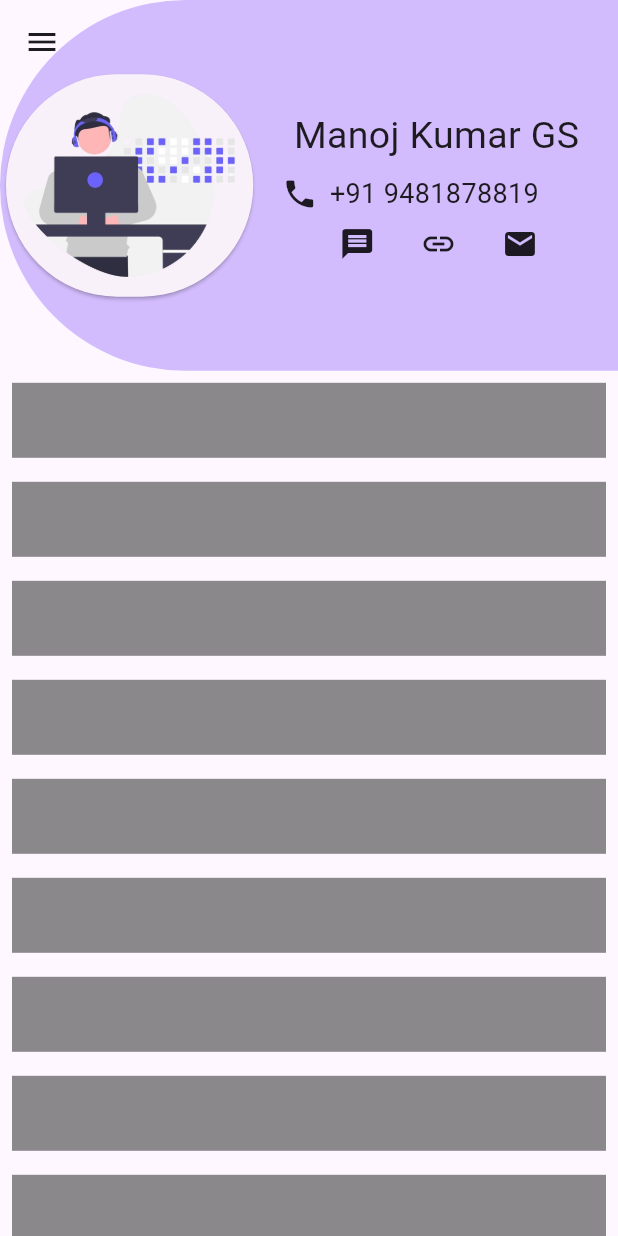
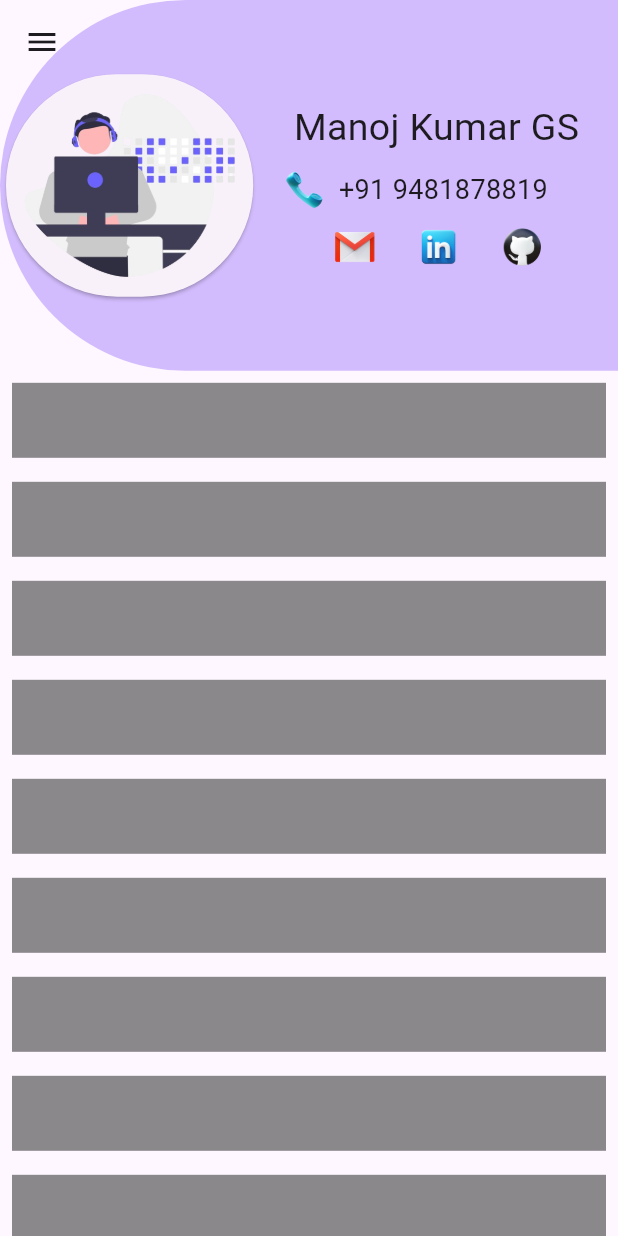
Before and after one commit to ManojKumar-GS/Portfolio, a Flutter app: the screen it shows after launch, on a phone screen of 412 x 824 dp. Run offline on Flutter 3.47's test engine with Material 3 defaults, Android fonts, the phone set to English and light mode, and no system bars.

Commit message:
icons impl

```diff
--- a/lib/screens/home_screen.dart
+++ b/lib/screens/home_screen.dart
@@ -1,4 +1,7 @@
+import 'dart:ui';
+
 import 'package:flutter/material.dart';
+import 'package:portfolio/screens/more_info.dart';
 
 class HomeScreen extends StatefulWidget {
   const HomeScreen({super.key});
@@ -20,42 +23,81 @@ class _MyHomePageState extends State<HomeScreen> {
   Widget build(BuildContext context) {
     return SafeArea(
       child: Scaffold(
-          drawer: Drawer(
+          drawer: BackdropFilter(
+            filter: ImageFilter.blur(sigmaY: 5, sigmaX: 5),
+            child: Drawer(
+              elevation: 0,
               backgroundColor: Colors.transparent,
               width: 200,
+              child: SizedBox(
+                height: MediaQuery.sizeOf(context).height * 0.2,
                 child: ListView(
+                  shrinkWrap: true,
                   padding: EdgeInsets.zero,
                   children: [
                     const SizedBox(
                       height: 80,
                     ),
                     ListTile(
+                      minVerticalPadding:
+                          MediaQuery.sizeOf(context).height * 0.05,
                       textColor: Colors.black,
-                  leading:
-                      const Icon(Icons.school, size: 50, color: Colors.black),
-                  title: const Text('Education'),
-                  selected: _selectedIndex == 0,
+                      leading: Image.asset("assets/icons/education.png"),
+                      title: const Text(
+                        'Education',
+                        style: TextStyle(
+                            fontWeight: FontWeight.w900,
+                            color: Colors.white,
+                            fontFamily: AutofillHints.birthday),
+                      ),
                       onTap: () {
                         _onItemTapped(0);
                         Navigator.pop(context);
                       },
                     ),
                     ListTile(
-                  minVerticalPadding: MediaQuery.sizeOf(context).height * 0.1,
-                  leading:
-                      const Icon(Icons.school, size: 50, color: Colors.black),
-                  title: const Text('Experience'),
-                  selected: _selectedIndex == 1,
+                      minVerticalPadding:
+                          MediaQuery.sizeOf(context).height * 0.05,
+                      leading: Image.asset("assets/icons/exp.png"),
+                      title: const Text(
+                        'Experience',
+                        style: TextStyle(
+                            fontWeight: FontWeight.w900,
+                            color: Colors.white,
+                            fontFamily: AutofillHints.birthday),
+                      ),
                       onTap: () {
                         _onItemTapped(1);
                         Navigator.pop(context);
                       },
                     ),
                     ListTile(
-                  leading:
-                      const Icon(Icons.school, size: 50, color: Colors.black),
-                  title: const Text('Hobbies'),
-                  selected: _selectedIndex == 2,
+                      minVerticalPadding:
+                          MediaQuery.sizeOf(context).height * 0.05,
+                      leading: Image.asset("assets/icons/skills.png"),
+                      title: const Text(
+                        'Skills',
+                        style: TextStyle(
+                            fontWeight: FontWeight.w900,
+                            color: Colors.white,
+                            fontFamily: AutofillHints.birthday),
+                      ),
+                      onTap: () {
+                        _onItemTapped(2);
+                        Navigator.pop(context);
+                      },
+                    ),
+                    ListTile(
+                      minVerticalPadding:
+                          MediaQuery.sizeOf(context).height * 0.05,
+                      leading: Image.asset("assets/icons/hobby.png"),
+                      title: const Text(
+                        'Hobbies',
+                        style: TextStyle(
+                            fontWeight: FontWeight.w900,
+                            color: Colors.white,
+                            fontFamily: AutofillHints.birthday),
+                      ),
                       onTap: () {
                         _onItemTapped(2);
                         Navigator.pop(context);
@@ -64,10 +106,12 @@ class _MyHomePageState extends State<HomeScreen> {
                   ],
                 ),
               ),
+            ),
+          ),
           body: CustomScrollView(
             slivers: [
               SliverAppBar(
-                collapsedHeight: MediaQuery.sizeOf(context).height * 0.17,
+                collapsedHeight: MediaQuery.sizeOf(context).height * 0.18,
                 surfaceTintColor: Colors.black,
                 backgroundColor: Theme.of(context).colorScheme.inversePrimary,
                 shape: const RoundedRectangleBorder(
@@ -77,7 +121,12 @@ class _MyHomePageState extends State<HomeScreen> {
                 flexibleSpace: Row(
                   mainAxisAlignment: MainAxisAlignment.start,
                   children: [
-                    Card(
+                    InkWell(
+                      onTap: () {
+                        Navigator.of(context).push(MaterialPageRoute(
+                            builder: (context) => const MoreInfo()));
+                      },
+                      child: Card(
                         shape: RoundedRectangleBorder(
                             borderRadius: BorderRadius.circular(
                                 MediaQuery.sizeOf(context).height * 0.12)),
@@ -87,22 +136,27 @@ class _MyHomePageState extends State<HomeScreen> {
                             child: Image.asset("assets/profile.png",
                                 fit: BoxFit.fitHeight)),
                       ),
-                    const Expanded(
+                    ),
+                    Expanded(
                       child: Padding(
                         padding: EdgeInsets.all(15.0),
                         child: Column(
                           crossAxisAlignment: CrossAxisAlignment.start,
                           mainAxisAlignment: MainAxisAlignment.center,
                           children: [
-                            Padding(
+                            const Padding(
                               padding: EdgeInsets.all(8.0),
                               child: Text("Manoj Kumar GS",
                                   style: TextStyle(fontSize: 25)),
                             ),
                             Row(
                               children: [
-                                Icon(Icons.phone),
-                                Padding(
+                                Image.asset(
+                                  "assets/icons/phone.png",
+                                  height: 30,
+                                  width: 30,
+                                ),
+                                const Padding(
                                   padding: EdgeInsets.only(left: 8.0),
                                   child: Text(
                                     "+91 9481878819",
@@ -117,9 +171,30 @@ class _MyHomePageState extends State<HomeScreen> {
                                 mainAxisAlignment:
                                     MainAxisAlignment.spaceEvenly,
                                 children: [
-                                  Icon(Icons.message),
-                                  Icon(Icons.link),
-                                  Icon(Icons.mail),
+                                  InkWell(
+                                    child: Image.asset(
+                                      "assets/icons/gmail.png",
+                                      height: 30,
+                                      width: 30,
+                                    ),
+                                    onTap: () {},
+                                  ),
+                                  InkWell(
+                                    child: Image.asset(
+                                      "assets/icons/linkdin.png",
+                                      height: 30,
+                                      width: 30,
+                                    ),
+                                    onTap: () {},
+                                  ),
+                                  InkWell(
+                                    child: Image.asset(
+                                      "assets/icons/github.png",
+                                      height: 30,
+                                      width: 30,
+                                    ),
+                                    onTap: () {},
+                                  ),
                                 ],
                               ),
                             ),
```
Lines whose indentation alone changed are shown as unchanged.
